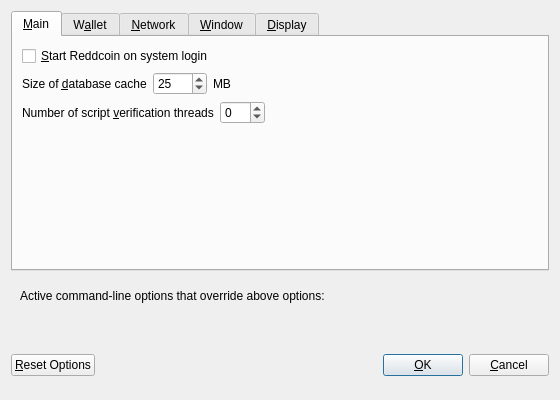
Old version of the form src/qt/forms/optionsdialog.ui in the repository zarGonnn/reddcoin.
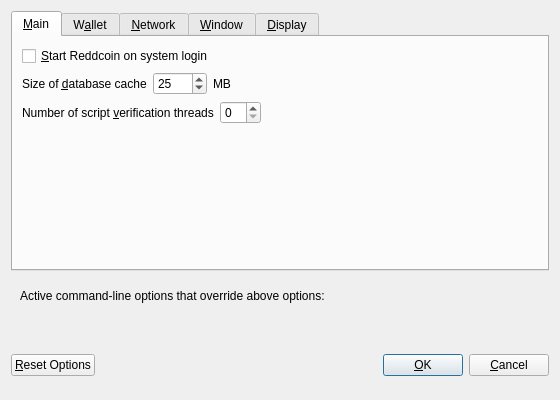
New version of the form. Custom widgets are drawn as their Qt base class.

Commit message:
add constant for shared (GUI/core) -par settings
- introduce DEFAULT_SCRIPTCHECK_THREADS in main.h
- only show values from -"MAX_HW_THREADS" up to 16 for -par, as it
  makes no sense to try to leave more "cores free" than the system
  supports anyway
- use the new constant in optionsdialog and remove defaults from
  .ui file

Conflicts:
	src/init.cpp
	src/main.h

Patch:
```diff
--- a/src/qt/forms/optionsdialog.ui
+++ b/src/qt/forms/optionsdialog.ui
@@ -108,13 +108,7 @@
          <item>
           <widget class="QSpinBox" name="threadsScriptVerif">
            <property name="toolTip">
-            <string>Set the number of script verification threads (up to 16, 0 = auto, &lt;0 = leave that many cores free, default: 0)</string>
-           </property>
-           <property name="minimum">
-            <number>-16</number>
-           </property>
-           <property name="maximum">
-            <number>16</number>
+            <string>(0 = auto, &lt;0 = leave that many cores free)</string>
            </property>
           </widget>
          </item>
```
The commit also changes 4 other files.
